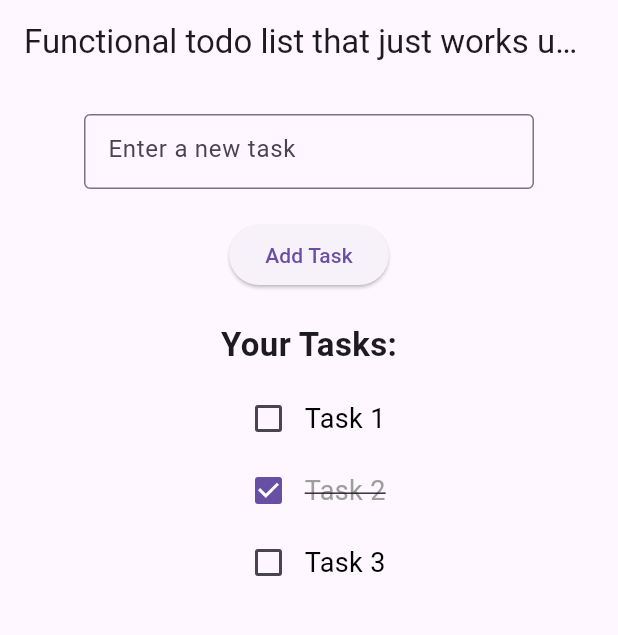
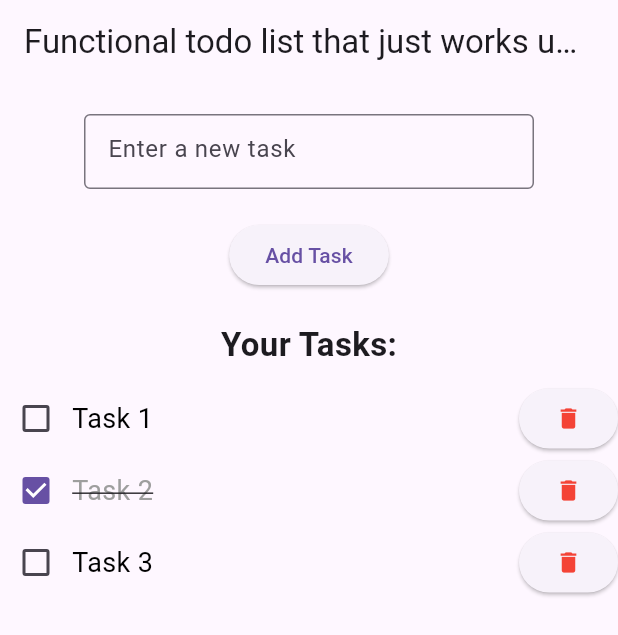
Before and after one commit to JosephDoesLinux/material_todo_list, a Flutter app: the screen it shows after launch, on a phone screen of 412 x 824 dp. Shown: the top 635 px of the screen. Run offline on Flutter 3.47's test engine with Material 3 defaults, Android fonts, the phone set to English and light mode, and no system bars.

Commit message:
added a cool convenient buttonm REALLY wanna experiment with navigator.of and material colors though....

```diff
--- a/lib/home.dart
+++ b/lib/home.dart
@@ -29,6 +29,13 @@ class _HomeState extends State<Home> {
         _controller.text = ''; // yes this code is human hi
       });
     }
+  }
+
+  // Added this function to handle deletion
+  void deleteTask(Task task) {
+    setState(() {
+      tasks.remove(task);
+    });
   }
 
   void toggleTask(Task task, bool? val) {
@@ -93,7 +100,7 @@ class _HomeState extends State<Home> {
                 return Row(
                   mainAxisAlignment: MainAxisAlignment.center,
                   children: [
-                    // Checkbox from Week 6
+                    // basic checkbox
                     Checkbox(
                       value: task.isCompleted,
                       onChanged: (bool? val) {
@@ -101,14 +108,25 @@ class _HomeState extends State<Home> {
                       },
                     ),
                     // Display text, change color if done
-                    Text(
-                      task.toString(),
-                      style: TextStyle(
-                        fontSize: 18.0,
-                        color: task.isCompleted ? Colors.grey : Colors.black,
-                        decoration: task.isCompleted ? TextDecoration.lineThrough : null,
+                    // apparently this part is like flex, i think we used it before but i honestly had to google this one
+                    Expanded(
+                      child: Text(
+                        task.toString(),
+                        style: TextStyle(
+                          fontSize: 18.0,
+                          color: task.isCompleted ? Colors.grey : Colors.black,
+                          decoration: task.isCompleted ? TextDecoration.lineThrough : null,
+                        ),
                       ),
                     ),
+                    // Delete Button
+                    // Used ElevatedButton, we took that Week 7, had to google most of it tho since we didnt do much
+                    ElevatedButton(
+                      onPressed: () {
+                        deleteTask(task);
+                      },
+                      child: const Icon(Icons.delete, color: Colors.red)
+                    )
                   ],
                 );
               }).toList(),
```
